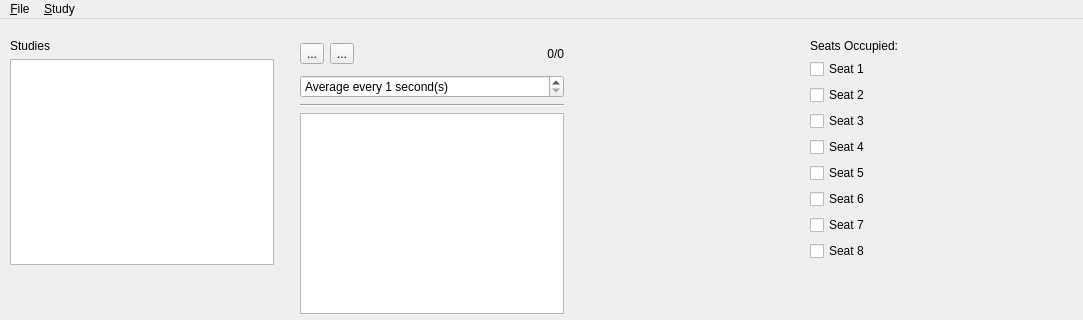
The window that mainwindow.ui (josebur/UMSL) describes before a commit, drawn with Qt 5; both pictures show x 0 to 1083 and y 0 to 320 of the 1083 by 512 pixel window.
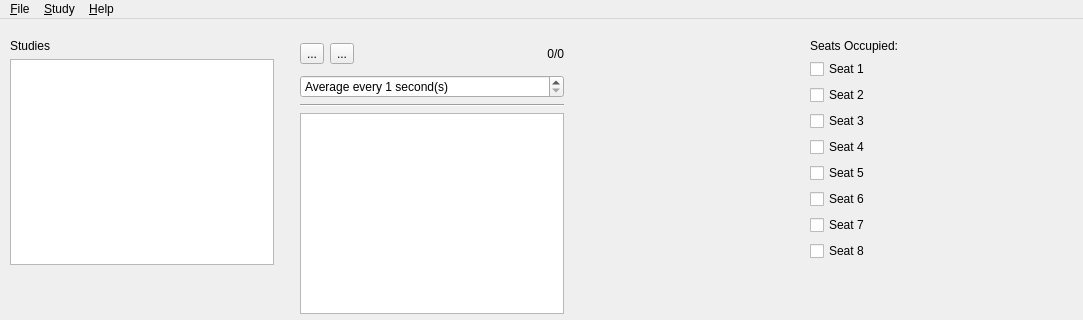
The same window after the commit. Icons and pictures are not drawn. Custom widgets are drawn as their Qt base class.

Commit message: Add About UMSL and About Qt menu options

The edit to the form file:
```diff
--- a/mainwindow.ui
+++ b/mainwindow.ui
@@ -275,8 +275,16 @@
     <addaction name="separator"/>
     <addaction name="actionAddNewStudy"/>
    </widget>
+   <widget class="QMenu" name="menuHelp">
+    <property name="title">
+     <string>&amp;Help</string>
+    </property>
+    <addaction name="actionAboutUMSL"/>
+    <addaction name="actionAboutQt"/>
+   </widget>
    <addaction name="menuFile"/>
    <addaction name="menuStudy"/>
+   <addaction name="menuHelp"/>
   </widget>
   <widget class="QStatusBar" name="statusbar"/>
   <action name="actionQuit">
```
Left out of the diff: 20 changed lines with no effect on the pictures. The commit also changes 2 other files.
